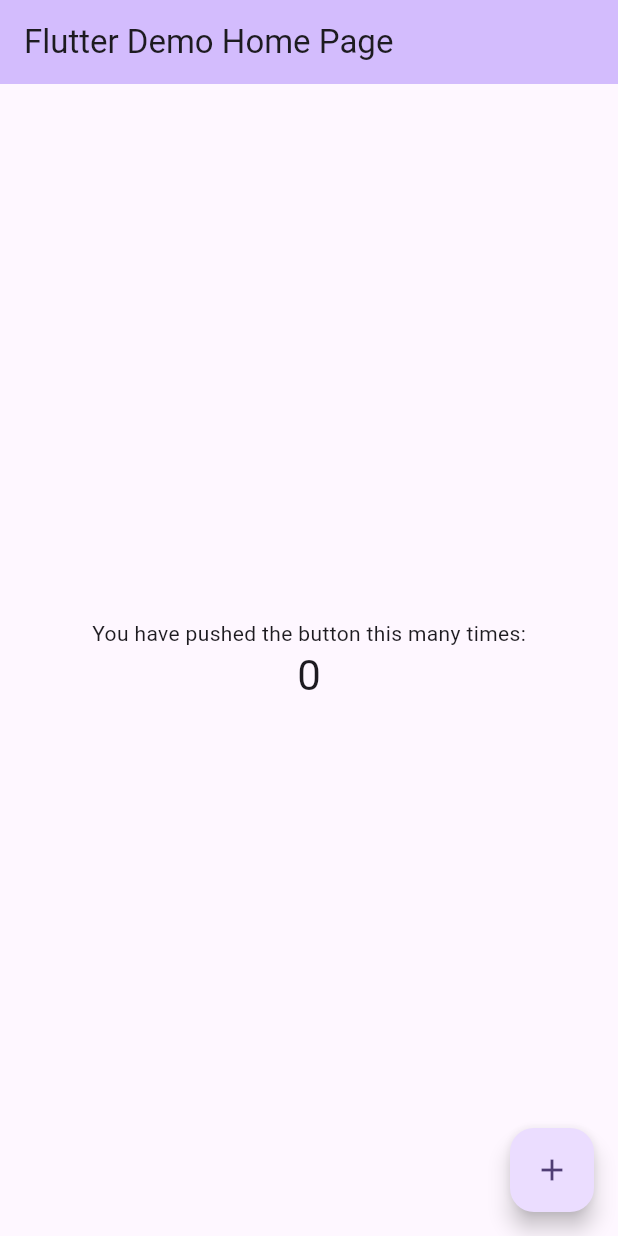
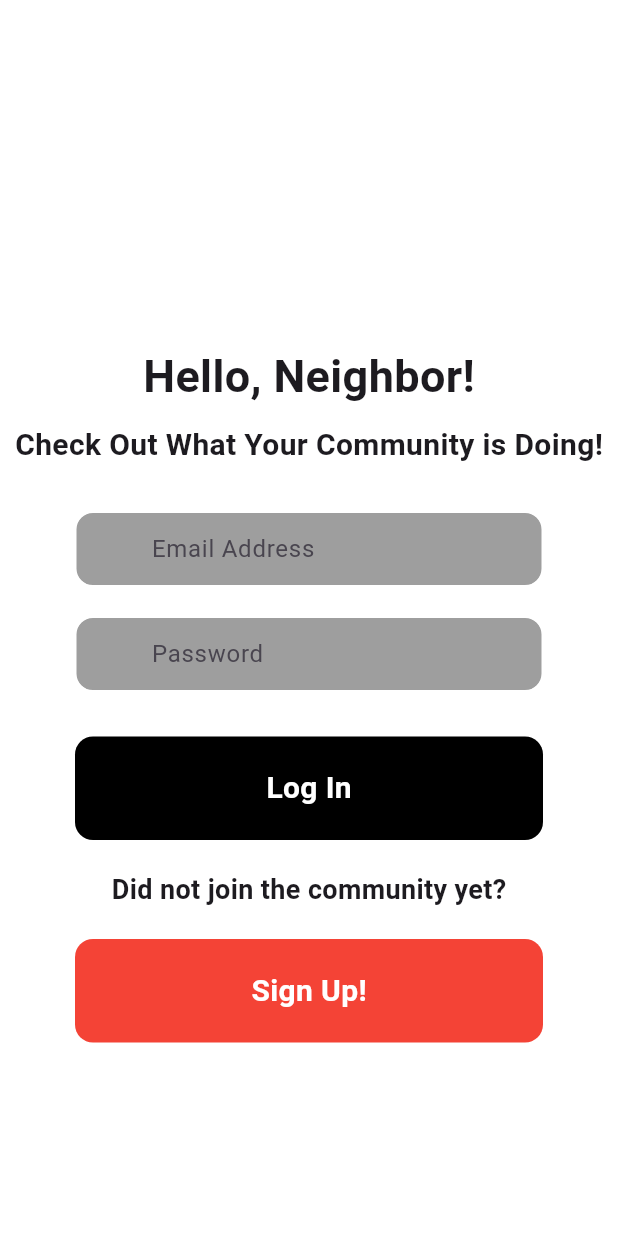
Before and after one commit to HalcyonAbsedion/BilMant2a, a Flutter app: the screen it shows after launch, on a phone screen of 412 x 824 dp. Run offline on Flutter 3.47's test engine with Material 3 defaults, Android fonts, the phone set to English and light mode, and no system bars.

Commit message:
Login Page

```diff
--- a/lib/main.dart
+++ b/lib/main.dart
@@ -1,3 +1,4 @@
+import 'package:bilmant2a/pages/login_page.dart';
 import 'package:flutter/material.dart';
 
 void main() {
@@ -11,115 +12,8 @@ class MyApp extends StatelessWidget {
   @override
   Widget build(BuildContext context) {
     return MaterialApp(
-      title: 'Flutter Demo',
-      theme: ThemeData(
-        // This is the theme of your application.
-        //
-        // TRY THIS: Try running your application with "flutter run". You'll see
-        // the application has a purple toolbar. Then, without quitting the app,
-        // try changing the seedColor in the colorScheme below to Colors.green
-        // and then invoke "hot reload" (save your changes or press the "hot
-        // reload" button in a Flutter-supported IDE, or press "r" if you used
-        // the command line to start the app).
-        //
-        // Notice that the counter didn't reset back to zero; the application
-        // state is not lost during the reload. To reset the state, use hot
-        // restart instead.
-        //
-        // This works for code too, not just values: Most code changes can be
-        // tested with just a hot reload.
-        colorScheme: ColorScheme.fromSeed(seedColor: Colors.deepPurple),
-        useMaterial3: true,
-      ),
-      home: const MyHomePage(title: 'Flutter Demo Home Page'),
+      debugShowCheckedModeBanner: false,
+      home: LoginPage(),
     );
   }
 }
-
-class MyHomePage extends StatefulWidget {
-  const MyHomePage({super.key, required this.title});
-
-  // This widget is the home page of your application. It is stateful, meaning
-  // that it has a State object (defined below) that contains fields that affect
-  // how it looks.
-
-  // This class is the configuration for the state. It holds the values (in this
-  // case the title) provided by the parent (in this case the App widget) and
-  // used by the build method of the State. Fields in a Widget subclass are
-  // always marked "final".
-
-  final String title;
-
-  @override
-  State<MyHomePage> createState() => _MyHomePageState();
-}
-
-class _MyHomePageState extends State<MyHomePage> {
-  int _counter = 0;
-
-  void _incrementCounter() {
-    setState(() {
-      // This call to setState tells the Flutter framework that something has
-      // changed in this State, which causes it to rerun the build method below
-      // so that the display can reflect the updated values. If we changed
-      // _counter without calling setState(), then the build method would not be
-      // called again, and so nothing would appear to happen.
-      _counter++;
-    });
-  }
-
-  @override
-  Widget build(BuildContext context) {
-    // This method is rerun every time setState is called, for instance as done
-    // by the _incrementCounter method above.
-    //
-    // The Flutter framework has been optimized to make rerunning build methods
-    // fast, so that you can just rebuild anything that needs updating rather
-    // than having to individually change instances of widgets.
-    return Scaffold(
-      appBar: AppBar(
-        // TRY THIS: Try changing the color here to a specific color (to
-        // Colors.amber, perhaps?) and trigger a hot reload to see the AppBar
-        // change color while the other colors stay the same.
-        backgroundColor: Theme.of(context).colorScheme.inversePrimary,
-        // Here we take the value from the MyHomePage object that was created by
-        // the App.build method, and use it to set our appbar title.
-        title: Text(widget.title),
-      ),
-      body: Center(
-        // Center is a layout widget. It takes a single child and positions it
-        // in the middle of the parent.
-        child: Column(
-          // Column is also a layout widget. It takes a list of children and
-          // arranges them vertically. By default, it sizes itself to fit its
-          // children horizontally, and tries to be as tall as its parent.
-          //
-          // Column has various properties to control how it sizes itself and
-          // how it positions its children. Here we use mainAxisAlignment to
-          // center the children vertically; the main axis here is the vertical
-          // axis because Columns are vertical (the cross axis would be
-          // horizontal).
-          //
-          // TRY THIS: Invoke "debug painting" (choose the "Toggle Debug Paint"
-          // action in the IDE, or press "p" in the console), to see the
-          // wireframe for each widget.
-          mainAxisAlignment: MainAxisAlignment.center,
-          children: <Widget>[
-            const Text(
-              'You have pushed the button this many times:',
-            ),
-            Text(
-              '$_counter',
-              style: Theme.of(context).textTheme.headlineMedium,
-            ),
-          ],
-        ),
-      ),
-      floatingActionButton: FloatingActionButton(
-        onPressed: _incrementCounter,
-        tooltip: 'Increment',
-        child: const Icon(Icons.add),
-      ), // This trailing comma makes auto-formatting nicer for build methods.
-    );
-  }
-}
--- /dev/null
+++ b/lib/pages/login_page.dart
@@ -0,0 +1,142 @@
+import 'package:flutter/material.dart';
+
+class LoginPage extends StatefulWidget {
+  const LoginPage({Key? key}) : super(key: key);
+
+  @override
+  State<LoginPage> createState() => _LoginPageState();
+}
+
+class _LoginPageState extends State<LoginPage> {
+  @override
+  Widget build(BuildContext context) {
+    return Scaffold(
+        backgroundColor: Colors.white,
+        body: SafeArea(
+          child: Center(
+            child: Column(
+              mainAxisAlignment: MainAxisAlignment.center,
+              children: [
+                const SizedBox(height: 100),
+
+                //Welcome text
+                const Text(
+                  'Hello, Neighbor!',
+                  style: TextStyle(
+                    fontWeight: FontWeight.bold,
+                    fontSize: 30,
+                  ),
+                ),
+                const SizedBox(height: 10),
+
+                //Welcome text part 2
+                const Text(
+                  'Check Out What Your Community is Doing!',
+                  style: TextStyle(
+                    fontWeight: FontWeight.bold,
+                    fontSize: 20,
+                  ),
+                ),
+                const SizedBox(height: 30),
+
+                //email textfield
+                Padding(
+                  padding: const EdgeInsets.symmetric(horizontal: 50.0),
+                  child: Container(
+                    decoration: BoxDecoration(
+                      color: Colors.grey,
+                      border: Border.all(color: Colors.white),
+                      borderRadius: BorderRadius.circular(12),
+                    ),
+                    child: const Padding(
+                      padding: EdgeInsets.only(left: 50.0),
+                      child: TextField(
+                        decoration: InputDecoration(
+                          border: InputBorder.none,
+                          hintText: 'Email Address',
+                        ),
+                      ),
+                    ),
+                  ),
+                ),
+                const SizedBox(height: 20),
+
+                //password textfield
+                Padding(
+                  padding: const EdgeInsets.symmetric(horizontal: 50.0),
+                  child: Container(
+                    decoration: BoxDecoration(
+                      color: Colors.grey,
+                      border: Border.all(color: Colors.white),
+                      borderRadius: BorderRadius.circular(12),
+                    ),
+                    child: const Padding(
+                      padding: EdgeInsets.only(left: 50.0),
+                      child: TextField(
+                        obscureText: true,
+                        decoration: InputDecoration(
+                          border: InputBorder.none,
+                          hintText: 'Password',
+                        ),
+                      ),
+                    ),
+                  ),
+                ),
+                const SizedBox(height: 30),
+
+                //login button
+                Padding(
+                  padding: const EdgeInsets.symmetric(horizontal: 50.0),
+                  child: Container(
+                    padding: EdgeInsets.all(20),
+                    decoration: BoxDecoration(
+                      color: Colors.black,
+                      borderRadius: BorderRadius.circular(12),
+                    ),
+                    child: const Center(
+                      child: Text('Log In',
+                          style: TextStyle(
+                            color: Colors.white,
+                            fontWeight: FontWeight.bold,
+                            fontSize: 20,
+                          )),
+                    ),
+                  ),
+                ),
+                const SizedBox(height: 20),
+
+                //'Not a member' text
+                const Text(
+                  'Did not join the community yet?',
+                  style: TextStyle(
+                    fontWeight: FontWeight.bold,
+                    fontSize: 18,
+                  ),
+                ),
+                const SizedBox(height: 20),
+
+                //sign in button
+                Padding(
+                  padding: const EdgeInsets.symmetric(horizontal: 50.0),
+                  child: Container(
+                    padding: EdgeInsets.all(20),
+                    decoration: BoxDecoration(
+                      color: Colors.red,
+                      borderRadius: BorderRadius.circular(12),
+                    ),
+                    child: const Center(
+                      child: Text('Sign Up!',
+                          style: TextStyle(
+                            color: Colors.white,
+                            fontWeight: FontWeight.bold,
+                            fontSize: 20,
+                          )),
+                    ),
+                  ),
+                ),
+              ],
+            ),
+          ),
+        ));
+  }
+}
```
